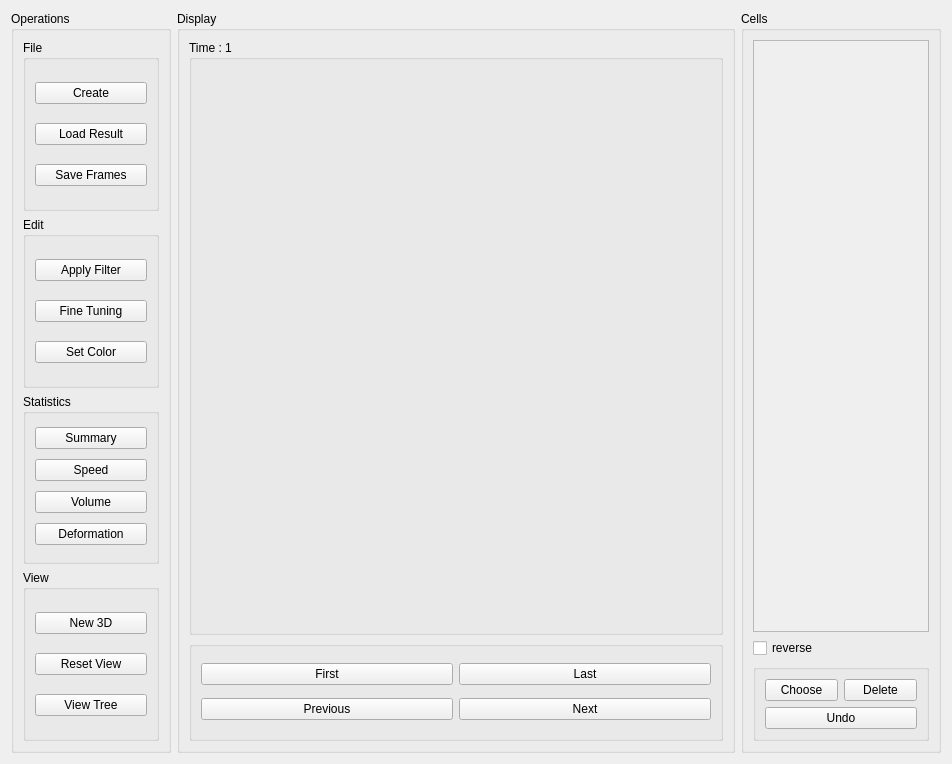
Old version of the form AT3D/widgets/at3d_view.ui in the repository marvis/coseg.
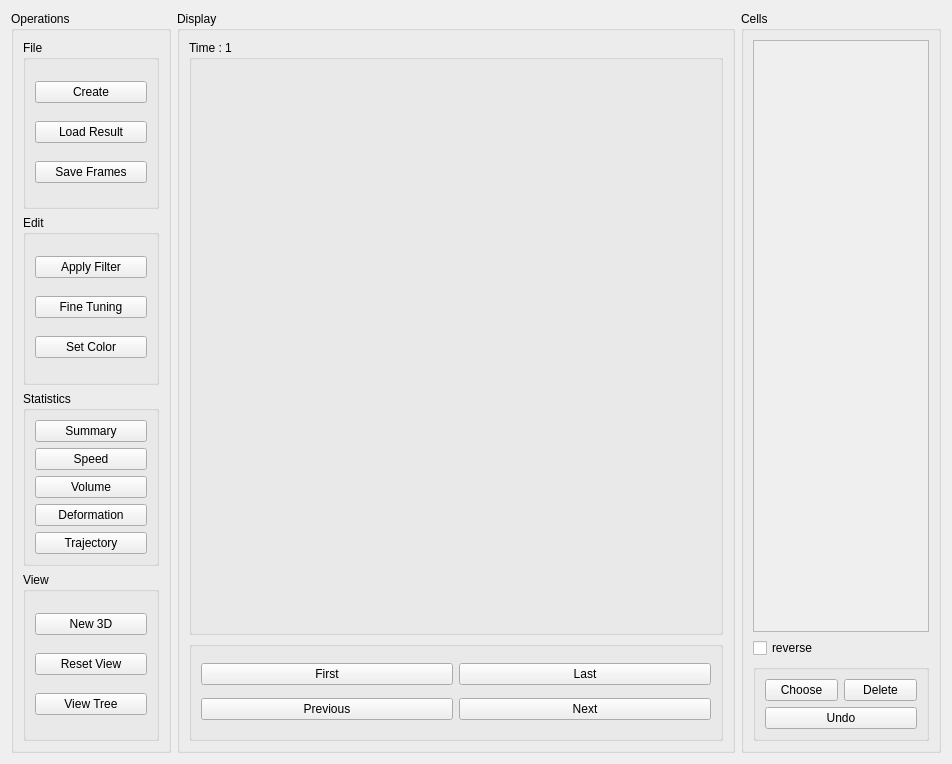
New version of the form.

The edit to the form file:
```diff
--- a/AT3D/widgets/at3d_view.ui
+++ b/AT3D/widgets/at3d_view.ui
@@ -129,6 +129,13 @@
            </property>
           </widget>
          </item>
+         <item>
+          <widget class="QPushButton" name="trajectoryButton">
+           <property name="text">
+            <string>Trajectory</string>
+           </property>
+          </widget>
+         </item>
         </layout>
        </widget>
       </item>
```
Left out of the diff: 35 changed lines with no effect on the pictures.
